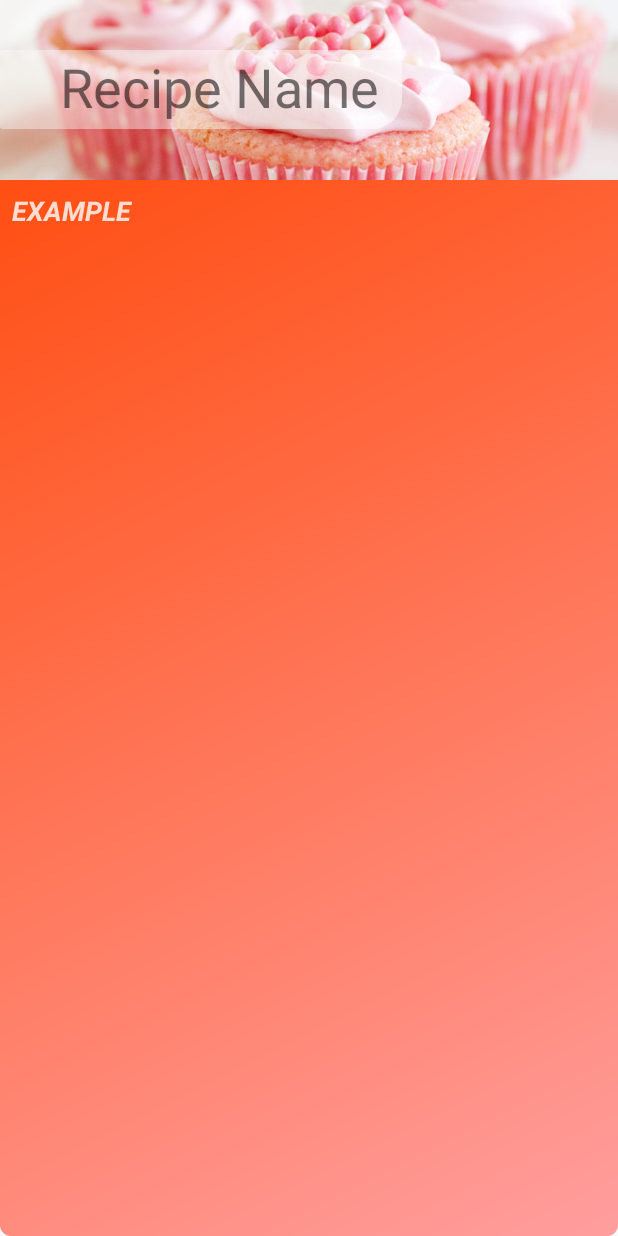
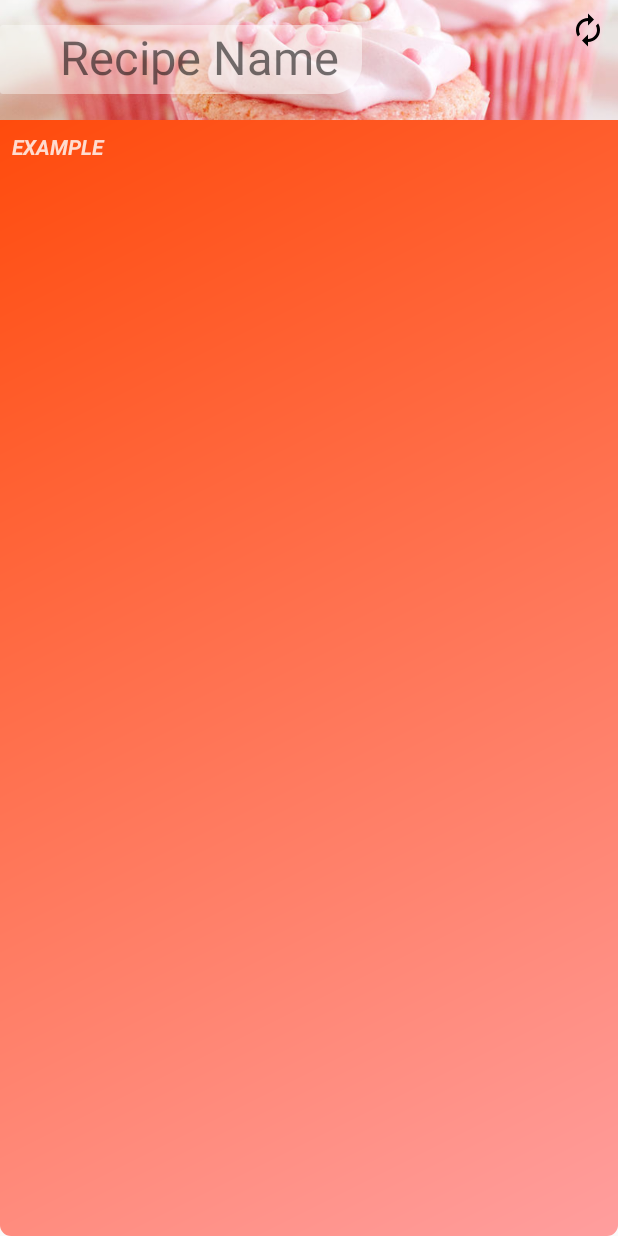
Before and after one commit to RegNex/TheBakingApp, an Android app: the layout app_widget.xml on its own in the app's theme, with its tools: preview values and no code run, on a phone screen of 412 x 824 dp. Run offline under Robolectric (Android 15) with nearby library versions, the phone set to English and light mode, and no system bars.

Commit message:
fix widget not updating

```diff
--- a/app/src/main/java/co/etornam/thebakingapp/Activities/DetailsActivity.java
+++ b/app/src/main/java/co/etornam/thebakingapp/Activities/DetailsActivity.java
@@ -94,6 +94,7 @@ public class DetailsActivity extends AppCompatActivity implements PassDataInterf
 
 				PrefUtil.setSharedPIngredientForWidget(this, parseToString(recipe.getIngredients()));
 				PrefUtil.setSharedPRecipeNameForWidget(this, recipe.getName());
+
 				return true;
 			default:
 				// If we got here, the user's action was not recognized.
--- a/app/src/main/java/co/etornam/thebakingapp/Activities/MainActivity.java
+++ b/app/src/main/java/co/etornam/thebakingapp/Activities/MainActivity.java
@@ -53,7 +53,6 @@ public class MainActivity extends AppCompatActivity {
 		super.onCreate(savedInstanceState);
 		setContentView(R.layout.activity_main);
 		ButterKnife.bind(this);
-
 
 		final RecipeRVAdapter recyclerAdaptor = new RecipeRVAdapter(MainActivity.this);
 		GridLayoutManager gridLayoutManager = new GridLayoutManager(MainActivity.this, numberOfColumns());
--- a/app/src/main/java/co/etornam/thebakingapp/Intro/WelcomeActivity.java
+++ b/app/src/main/java/co/etornam/thebakingapp/Intro/WelcomeActivity.java
@@ -14,7 +14,6 @@ public class WelcomeActivity extends AppCompatActivity {
     protected void onCreate(Bundle savedInstanceState) {
         super.onCreate(savedInstanceState);
         setContentView(R.layout.activity_welcome);
-
         new Handler().postDelayed(() -> {
             Intent intent = new Intent(getApplicationContext() , MainActivity.class);
             startActivity(intent);
--- /dev/null
+++ b/app/src/main/res/drawable/ic_autorenew.xml
@@ -0,0 +1,9 @@
+<vector xmlns:android="http://schemas.android.com/apk/res/android"
+	android:width="24dp"
+	android:height="24dp"
+	android:viewportWidth="24.0"
+	android:viewportHeight="24.0">
+	<path
+		android:fillColor="#FF000000"
+		android:pathData="M12,6v3l4,-4 -4,-4v3c-4.42,0 -8,3.58 -8,8 0,1.57 0.46,3.03 1.24,4.26L6.7,14.8c-0.45,-0.83 -0.7,-1.79 -0.7,-2.8 0,-3.31 2.69,-6 6,-6zM18.76,7.74L17.3,9.2c0.44,0.84 0.7,1.79 0.7,2.8 0,3.31 -2.69,6 -6,6v-3l-4,4 4,4v-3c4.42,0 8,-3.58 8,-8 0,-1.57 -0.46,-3.03 -1.24,-4.26z" />
+</vector>
--- a/app/src/main/res/layout/app_widget.xml
+++ b/app/src/main/res/layout/app_widget.xml
@@ -3,6 +3,7 @@
     android:layout_height="match_parent"
     xmlns:tools="http://schemas.android.com/tools"
     android:background="@drawable/background"
+    android:id="@+id/mainLayout"
     android:padding="@dimen/widget_margin">
 
     <FrameLayout
@@ -10,9 +11,10 @@
         android:layout_width="match_parent"
         android:layout_height="wrap_content">
 
+
         <ImageView
             android:layout_width="match_parent"
-            android:layout_height="120dp"
+            android:layout_height="80dp"
             android:scaleType="centerCrop"
             android:src="@drawable/widget_placeholder"
             android:contentDescription="@string/avarta"/>
@@ -29,22 +31,33 @@
             android:background="@drawable/widget_recipe_name"
             android:gravity="center"
             tools:text="@string/recipe_name"
-            android:textSize="36sp" />
+            android:textSize="31sp" />
+
+        <TextView
+            android:id="@+id/btnUpdate"
+            android:layout_width="wrap_content"
+            android:layout_height="wrap_content"
+            android:layout_gravity="end"
+            android:layout_marginTop="8dp"
+            android:layout_marginEnd="8dp"
+            android:background="@android:color/transparent"
+            android:drawableEnd="@drawable/ic_autorenew" />
+
     </FrameLayout>
 
 
     <TextView
         android:id="@+id/appwidget_text"
-	    android:layout_width="match_parent"
+        android:layout_width="match_parent"
         android:layout_height="wrap_content"
+        android:layout_margin="8dp"
+        android:alpha="0.8"
         android:layout_below="@+id/widget_framelayout"
         android:layout_centerHorizontal="true"
         android:layout_centerVertical="true"
-        android:layout_margin="8dp"
-        android:alpha="0.8"
         tools:text="@string/appwidget_text"
         android:textColor="#ffffff"
-        android:textSize="18sp"
+        android:textSize="14sp"
         android:textStyle="bold|italic" />
 
 </RelativeLayout>
```
Also changed, not shown: app/src/main/AndroidManifest.xml (+11 -8 lines), app/src/main/java/co/etornam/thebakingapp/Widgets/AppWidget.java (deleted, +0 -49 lines), app/src/main/java/co/etornam/thebakingapp/Widgets/WidgetProvider.java (added, +31 -0 lines), app/src/main/java/co/etornam/thebakingapp/services/WidgetService.java (+42 -64 lines).
